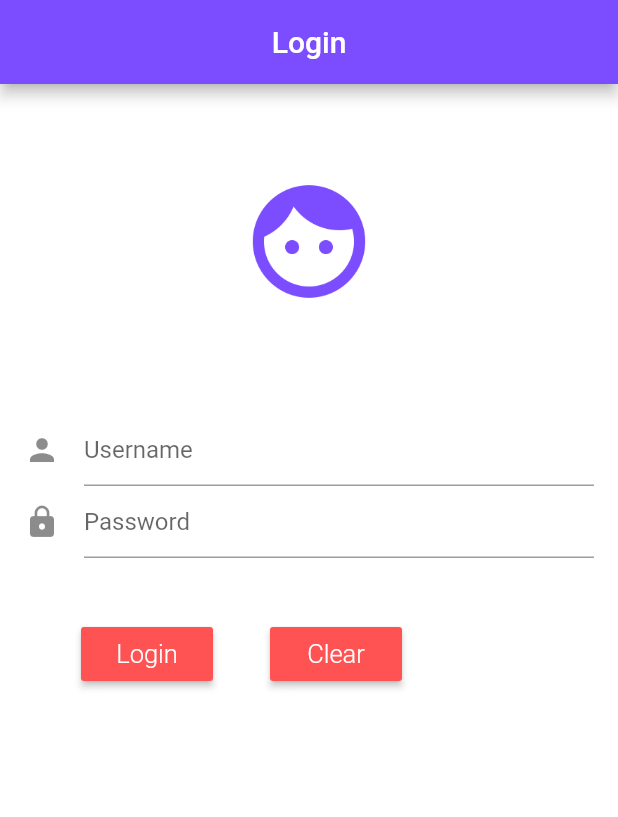
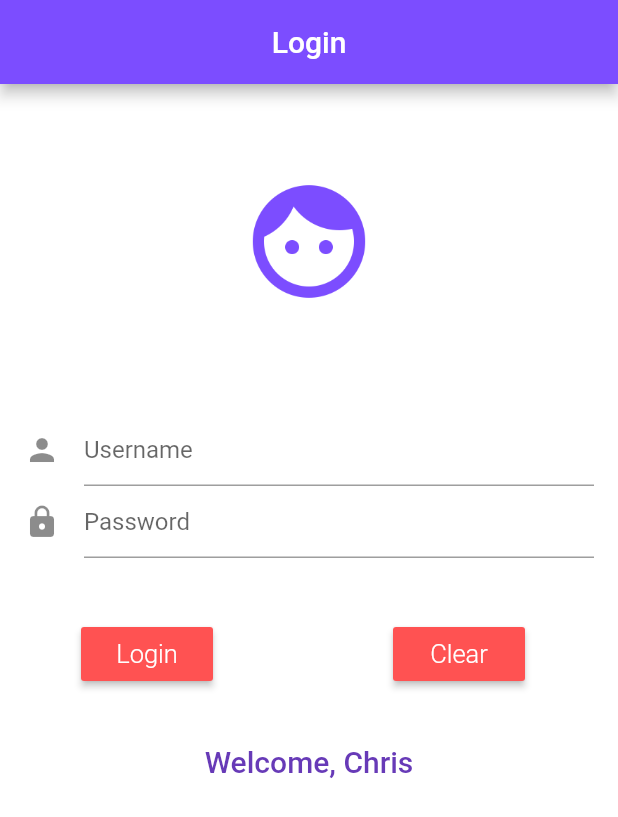
Before and after one commit to cryz97/loginApp_flutter, a Flutter app: the screen it shows after launch, on a phone screen of 412 x 824 dp. Shown: the top 817 px of the screen. Run offline on Flutter 3.47's test engine with Material 2 defaults, Android fonts, the phone set to English and light mode, and no system bars.

Commit message:
text field

```diff
--- a/lib/ui/login.dart
+++ b/lib/ui/login.dart
@@ -86,7 +86,7 @@ class LoginState extends State<Login> {
                         ),
 
                         new Container(
-                          margin: const EdgeInsets.only(left: 38),
+                          margin: const EdgeInsets.only(left: 120),
                           child: new RaisedButton(
                             onPressed: () => debugPrint("Clicked"),
                             color: Colors.redAccent,
@@ -101,6 +101,16 @@ class LoginState extends State<Login> {
                   )
                 ],
               ),
+            ),
+            new Padding(padding: new EdgeInsets.all(20)),
+            new Row(
+              mainAxisAlignment: MainAxisAlignment.center,
+              children: <Widget>[
+                new Text("Welcome, Chris",
+                style: new TextStyle(color: Colors.deepPurple,
+                fontSize: 20,
+                fontWeight: FontWeight.w500),)
+              ],
             )
           ],
         ),
```
